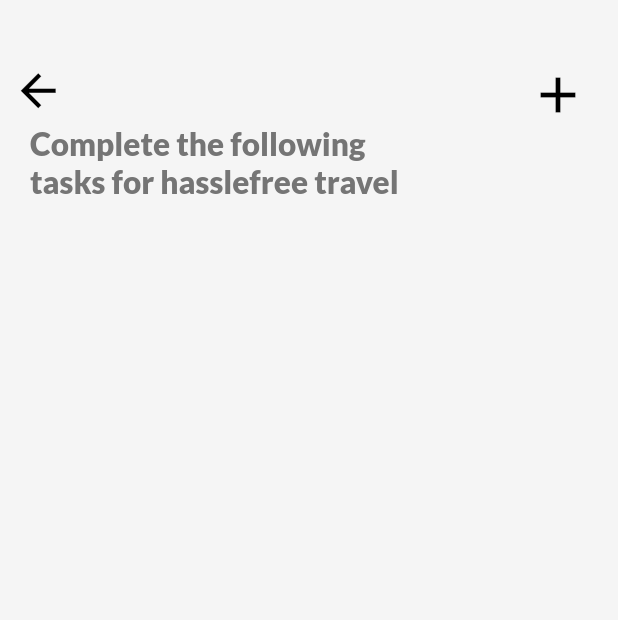
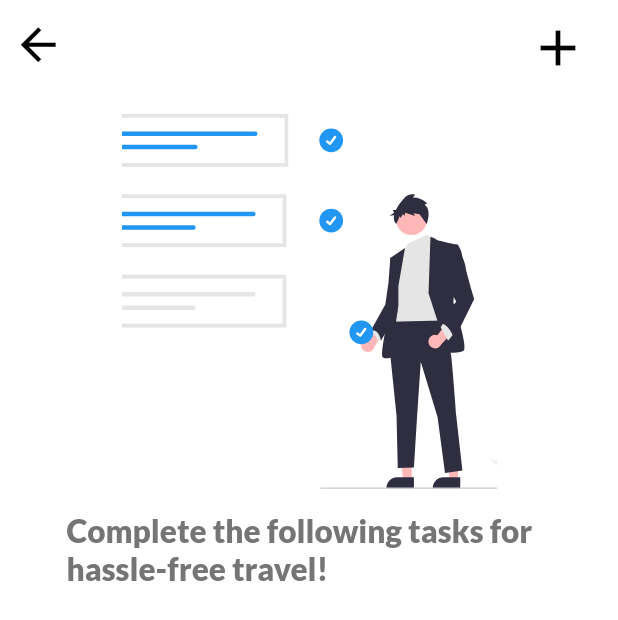
Before and after one commit to kotgire-shreyash/Airway-Companion, a Flutter app: the CheckListScreen screen opened by its route, on a phone screen of 412 x 824 dp. Shown: the top 620 px of the screen. Run offline on Flutter 3.47's test engine with Material 2 defaults, Android fonts, the phone set to English and light mode, and no system bars; our stand-ins replace animated_text_kit, cloud_firestore, firebase_auth, firebase_core, flutter_bloc, flutter_staggered_animations and 8 more; missing offline and left inert: bottom_bar_with_sheet, custom_pop_up_menu, flutter_animated_dialog; accounts and stored records are empty.

Commit message:
Checklist screen additions

```diff
--- a/lib/Modules/Checklist/Events/checklist_screen_event.dart
+++ b/lib/Modules/Checklist/Events/checklist_screen_event.dart
@@ -10,8 +10,14 @@ class DismissCard extends CheckListScreenEvent {
 
 // Add Card
 class AddCard extends CheckListScreenEvent {
-  TaskCard newTaskCard;
+  var newTaskCard;
   AddCard({required this.newTaskCard});
+}
+
+// Delete Card
+class DeleteCard extends CheckListScreenEvent {
+  int index;
+  DeleteCard({required this.index});
 }
 
 // CheckBox pressed
--- a/lib/Modules/Checklist/Screens/checklist_screen.dart
+++ b/lib/Modules/Checklist/Screens/checklist_screen.dart
@@ -4,6 +4,7 @@ import 'package:airwaycompanion/Modules/Checklist/Screens/checklist_screen_state
 import 'package:airwaycompanion/Modules/Checklist/widgets/task_card.dart';
 import 'package:flutter/material.dart';
 import 'package:flutter_bloc/flutter_bloc.dart';
+import 'package:flutter_svg/flutter_svg.dart';
 import 'package:google_fonts/google_fonts.dart';
 
 class CheckListScreen extends StatefulWidget {
@@ -28,17 +29,11 @@ class _CheckListScreenState extends State<CheckListScreen> {
       listener: (context, state) {},
       builder: (context, state) {
         return Scaffold(
-          backgroundColor: Colors.grey.shade100,
-          body: SafeArea(
-              child: Column(
-            children: [
-              const SizedBox(
-                height: 35,
-              ),
-              Row(
-                mainAxisAlignment: MainAxisAlignment.spaceBetween,
-                children: [
-                  Container(
+          backgroundColor: Colors.white,
+          appBar: AppBar(
+            backgroundColor: Colors.white,
+            elevation: 0,
+            leading: Container(
               margin: const EdgeInsets.only(right: 20),
               alignment: Alignment.centerLeft,
               child: IconButton(
@@ -51,6 +46,7 @@ class _CheckListScreenState extends State<CheckListScreen> {
                     size: 35,
                   )),
             ),
+            actions: [
               Container(
                 margin: const EdgeInsets.only(right: 20),
                 alignment: Alignment.centerRight,
@@ -58,11 +54,14 @@ class _CheckListScreenState extends State<CheckListScreen> {
                     onPressed: () {
                       context.read<CheckListScreenBloc>().add(
                             AddCard(
-                                  newTaskCard: TaskCard(
+                              newTaskCard: Dismissible(
+                                key: Key("$hashCode"),
+                                child: TaskCard(
                                   cardIndex: state.taskWidgets.length,
                                   taskClassObject: TaskClass(
                                     isChecked: false,
                                     title: "Something",
+                                    iconData: Icons.task_rounded,
                                     todolist: [
                                       ['aadhar', false],
                                       ['pancard', false],
@@ -70,6 +69,7 @@ class _CheckListScreenState extends State<CheckListScreen> {
                                       ['gate pass', false],
                                       ['vaccination Certificate', false],
                                     ],
+                                  ),
                                 ),
                               ),
                             ),
@@ -83,11 +83,32 @@ class _CheckListScreenState extends State<CheckListScreen> {
               ),
             ],
           ),
-              Container(
+          body: SafeArea(
+            child: SingleChildScrollView(
+              child: SizedBox(
+                height: MediaQuery.of(context).size.height,
+                width: MediaQuery.of(context).size.width,
+                child: Column(
+                  children: [
+                    const SizedBox(
+                      height: 20,
+                    ),
+                    SizedBox(
+                      height: 250,
+                      width: 250,
+                      child: SvgPicture.asset(
+                        "assets/images/tasks.svg",
+                        fit: BoxFit.cover,
+                      ),
+                    ),
+                    Flexible(
+                      child: Container(
+                        height: 80,
+                        width: MediaQuery.of(context).size.width / 1.2,
                         alignment: Alignment.centerLeft,
                         margin: const EdgeInsets.only(left: 20),
                         child: Text(
-                  "Complete the following ",
+                          "Complete the following tasks for hassle-free travel!",
                           style: TextStyle(
                               color: Colors.grey.shade600,
                               fontSize: 15,
@@ -96,24 +117,9 @@ class _CheckListScreenState extends State<CheckListScreen> {
                           textScaleFactor: 1.4,
                         ),
                       ),
-              Container(
-                alignment: Alignment.centerLeft,
-                margin: const EdgeInsets.only(left: 20),
-                child: Text(
-                  "tasks for hasslefree travel ",
-                  style: TextStyle(
-                      color: Colors.grey.shade600,
-                      fontSize: 15,
-                      fontFamily: _latoBoldFontFamily,
-                      fontWeight: FontWeight.w900),
-                  textScaleFactor: 1.4,
-                ),
-              ),
-              const SizedBox(
-                height: 20,
                     ),
                     Flexible(
-                child: SizedBox(
+                      flex: 5,
                       child: ListView.builder(
                         shrinkWrap: true,
                         physics: const BouncingScrollPhysics(),
@@ -128,9 +134,11 @@ class _CheckListScreenState extends State<CheckListScreen> {
                         },
                       ),
                     ),
+                  ],
                 ),
-            ],
-          )),
+              ),
+            ),
+          ),
         );
       },
     );
--- a/lib/Modules/Checklist/Screens/checklist_screen_states.dart
+++ b/lib/Modules/Checklist/Screens/checklist_screen_states.dart
@@ -2,7 +2,7 @@ import 'package:airwaycompanion/Modules/Checklist/widgets/task_card.dart';
 import 'package:flutter/material.dart';
 
 class CheckListScreenState {
-  List taskWidgets;
+  List<dynamic> taskWidgets;
   bool isChecked;
 
   CheckListScreenState({
```
Also changed, not shown: lib/Logic/Bloc/ChecklistBloc/checklist_bloc.dart (+10 -3 lines), lib/Modules/Checklist/widgets/task_card.dart (+28 -7 lines), assets/images/tasks.svg (added). Lines whose indentation alone changed are shown as unchanged.
